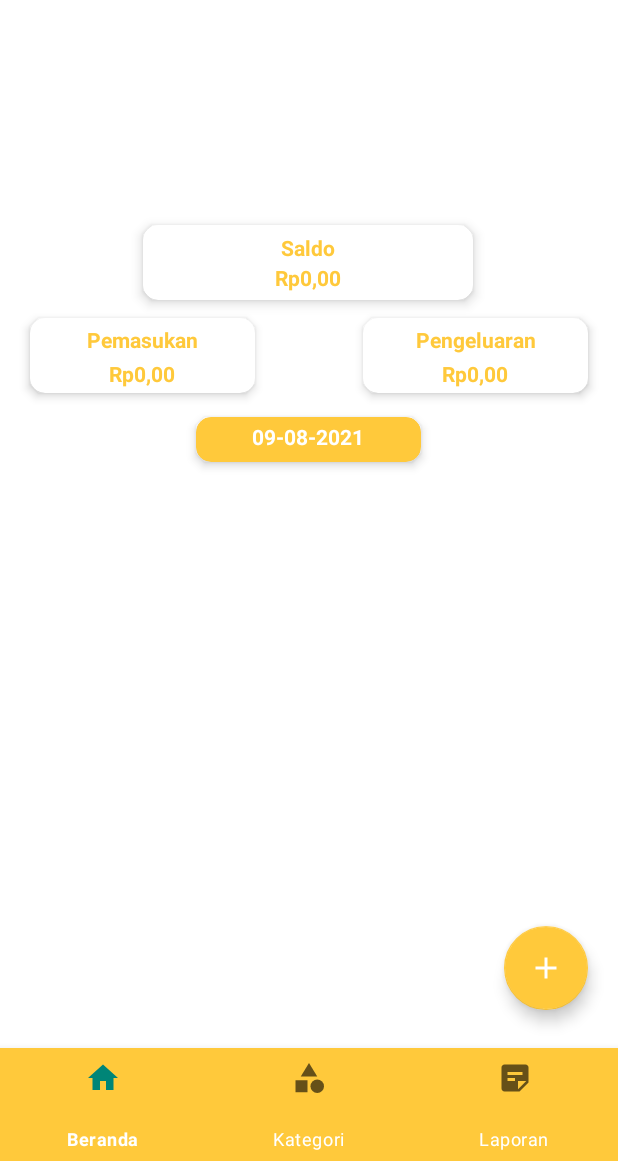
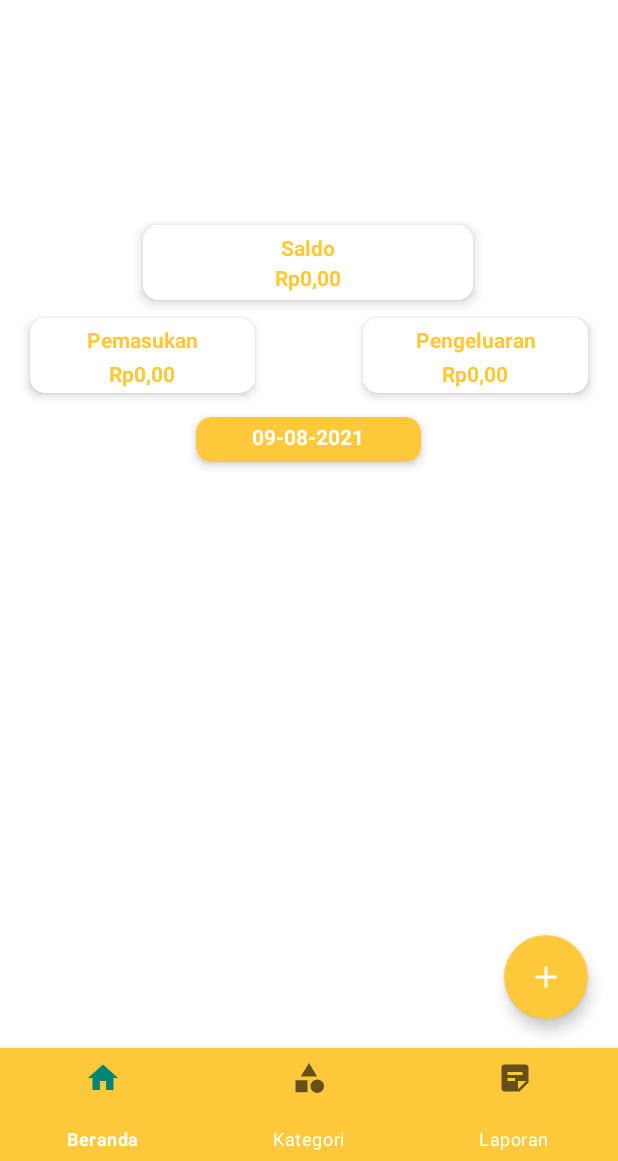
Before and after one commit to putriramadani/FinancialRecords, an Android app: the DashboardListFragment screen opened directly, with no data from a screen before it, on a phone screen of 412 x 824 dp, the part 75-1236 px from its top. Run offline under Robolectric (Android 15) with nearby library versions, the phone set to English and light mode, and no system bars; our stand-ins replace Firebase (no records; nobody signed in at launch, a user with empty details on screens opened directly); 1 statement that could not run was skipped.

Commit message:
dashboard done fix 2

```diff
--- a/FinancialRecords/app/src/main/java/id/ac/polman/astra/kelompok2/financialrecords/ui/fragment/LaporanTabFragment.java
+++ b/FinancialRecords/app/src/main/java/id/ac/polman/astra/kelompok2/financialrecords/ui/fragment/LaporanTabFragment.java
@@ -262,6 +262,7 @@ public class LaporanTabFragment extends Fragment {
 
         db.collection("user").document(email)
                 .collection("Laporan")
+                .orderBy("tanggal", Query.Direction.ASCENDING)
                 .get()
                 .addOnCompleteListener(new OnCompleteListener<QuerySnapshot>() {
                     @Override
--- a/FinancialRecords/app/src/main/res/layout/fragment_dashboard_list.xml
+++ b/FinancialRecords/app/src/main/res/layout/fragment_dashboard_list.xml
@@ -18,7 +18,7 @@
         android:layout_alignParentEnd="true"
         android:layout_alignParentBottom="true"
         android:layout_marginEnd="20dp"
-        android:layout_marginBottom="100dp"
+        android:layout_marginBottom="94dp"
         android:src="@drawable/ic_baseline_add_24"
         app:backgroundTint="@color/orange"
         app:elevation="6dp" />
```
